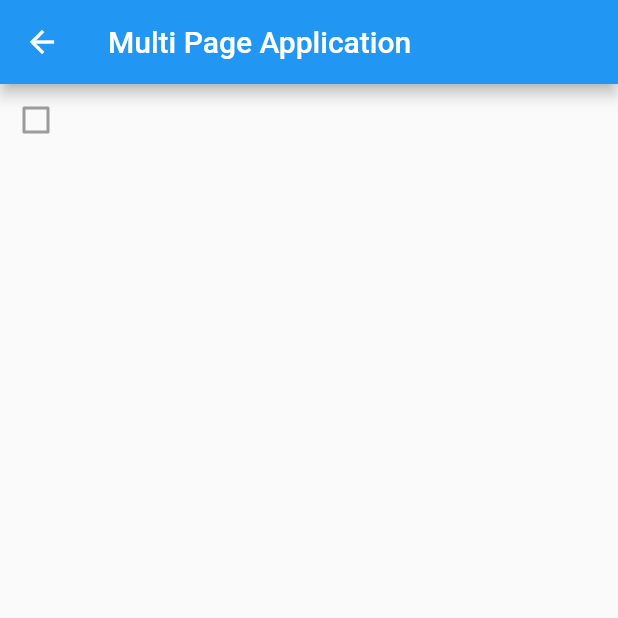
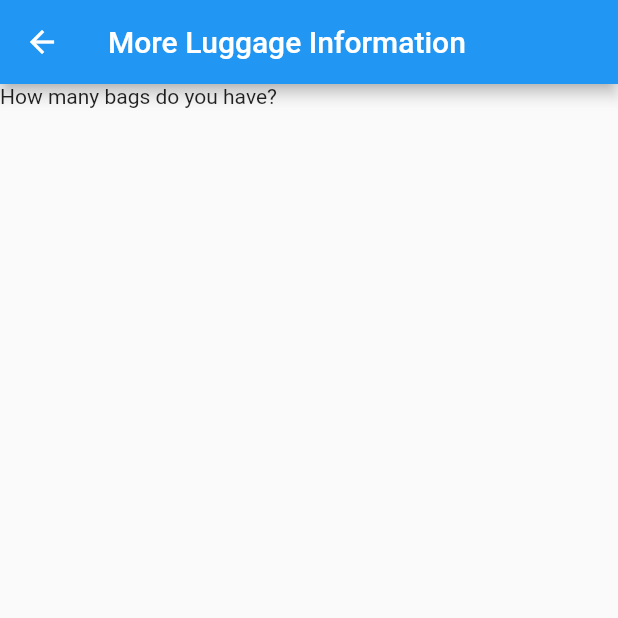
Before and after one commit to 1CoolDavid/AirLyft, a Flutter app: the luggageInfoScreen screen opened directly, on a phone screen of 412 x 824 dp, the top half of it. Run offline on Flutter 3.47's test engine with Material 2 defaults, Android fonts, the phone set to English and light mode, and no system bars.

Commit message:
yay I added a label

```diff
--- a/airlyft/lib/luggageInfoScreen.dart
+++ b/airlyft/lib/luggageInfoScreen.dart
@@ -5,16 +5,14 @@ class luggageInfoScreen extends StatelessWidget {
   Widget build(BuildContext ctxt) {
     return Scaffold(
         appBar: AppBar(
-          title: Text("Multi Page Application"),
+          title: Text("More Luggage Information"),
         ),
-        body: const Checkbox(
-          value: false,
-          onChanged: null,
-          // onChanged: (bool newValue) {
-          //   Navigator.push(
-          //     ctxt,
-          //     new MaterialPageRoute(builder: (ctxt) => new SecondScreen()),
-          //   );
+        body: Column(
+          children: <Widget>[
+            Text(
+              "How many bags do you have?",
+            ),
+          ],
         ));
   }
 }
```
